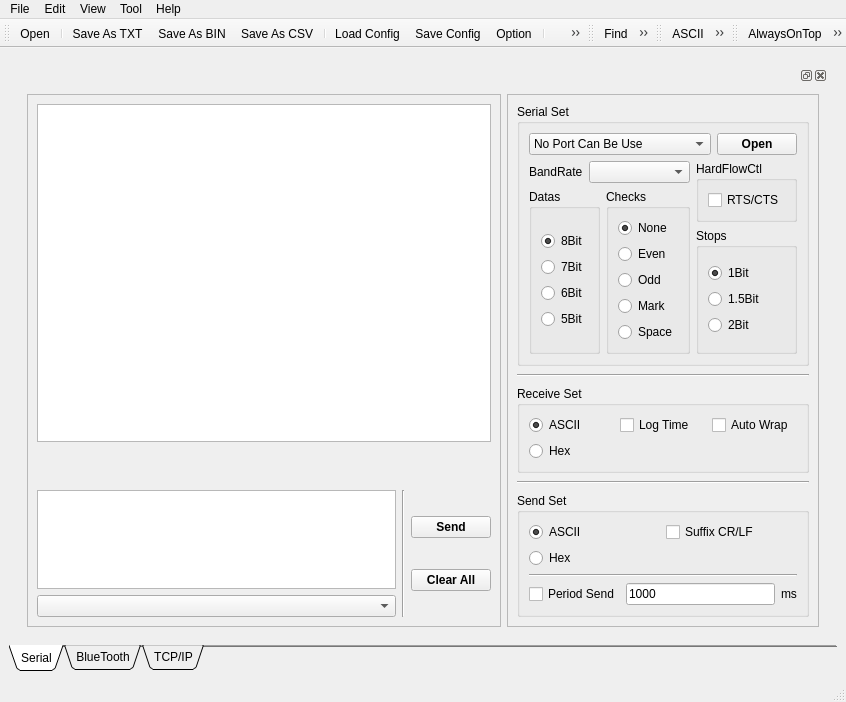
Before: the Qt Designer form mainWindow.ui in lixinlongjoy/AssistantLXL, drawn with Qt 5.
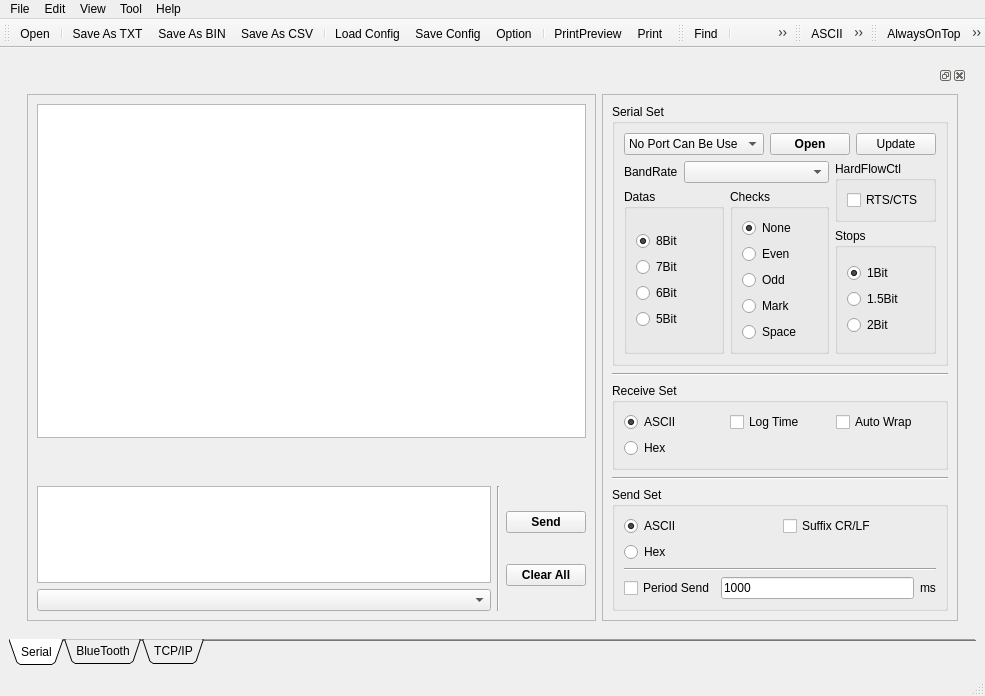
After: the same form once the commit is applied. The open tabs and pages were chosen to show the change. Icons and pictures are not drawn.

Commit message: 增加更新串口设备按钮，取消自动进入设备列表框自动更新功能 防止更新过程过长导致卡死

What changed in the file:
```diff
--- a/mainWindow.ui
+++ b/mainWindow.ui
@@ -6,8 +6,8 @@
    <rect>
     <x>0</x>
     <y>0</y>
-    <width>846</width>
-    <height>702</height>
+    <width>985</width>
+    <height>673</height>
    </rect>
   </property>
   <property name="windowTitle">
@@ -226,7 +226,7 @@
                       <item>
                        <layout class="QVBoxLayout" name="verticalLayout_26">
                         <item>
-                         <layout class="QHBoxLayout" name="horizontalLayout_14" stretch="1,0">
+                         <layout class="QHBoxLayout" name="horizontalLayout_14" stretch="1,0,0">
                           <item>
                            <widget class="QComboBox" name="comboBoxPort">
                             <property name="sizePolicy">
@@ -261,6 +261,13 @@
                             </property>
                            </widget>
                           </item>
+                          <item>
+                           <widget class="QPushButton" name="pushButtonUpdate">
+                            <property name="text">
+                             <string>Update</string>
+                            </property>
+                           </widget>
+                          </item>
                          </layout>
                         </item>
                         <item>
@@ -698,7 +705,7 @@
     <rect>
      <x>0</x>
      <y>0</y>
-     <width>846</width>
+     <width>985</width>
      <height>23</height>
     </rect>
    </property>
```
Left out of the diff: 2 changed lines with no effect on the pictures. The commit also changes 2 other files.
